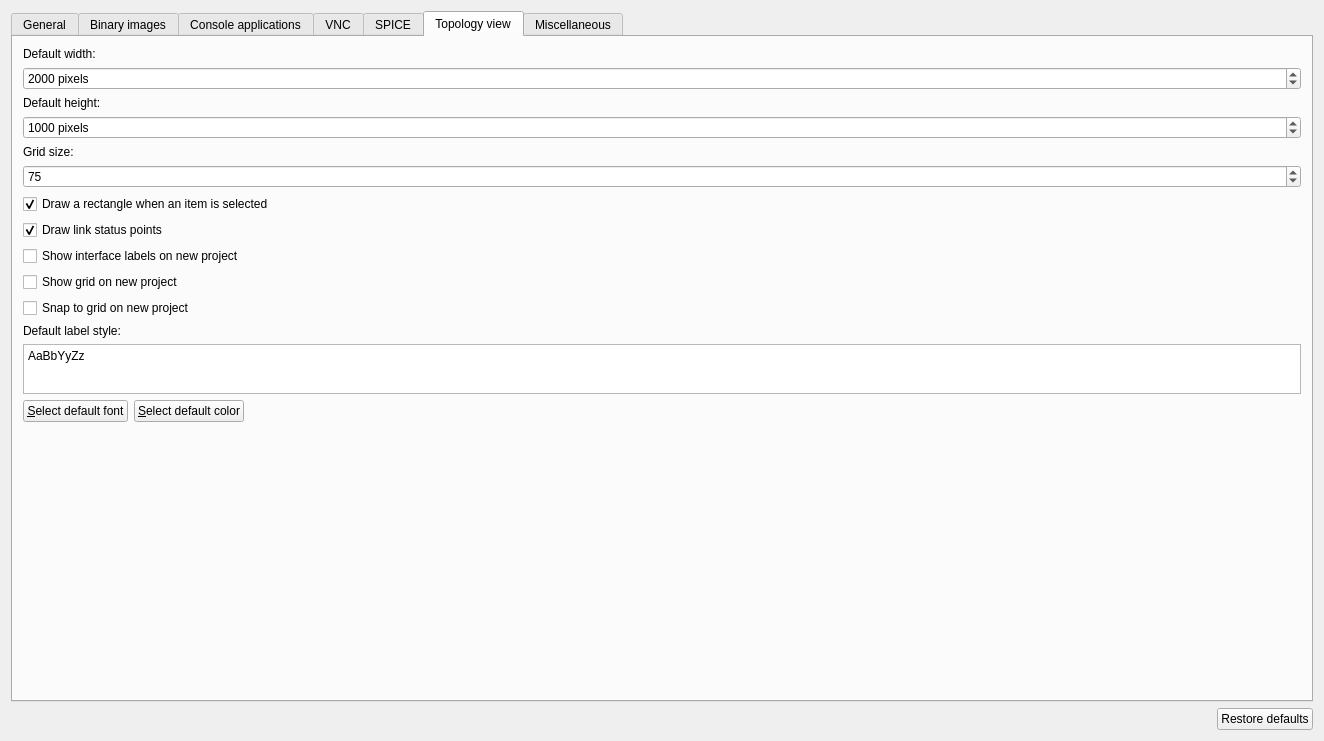
The window that gns3/ui/general_preferences_page.ui (GNS3/gns3-gui) describes before a commit, drawn with Qt 5.
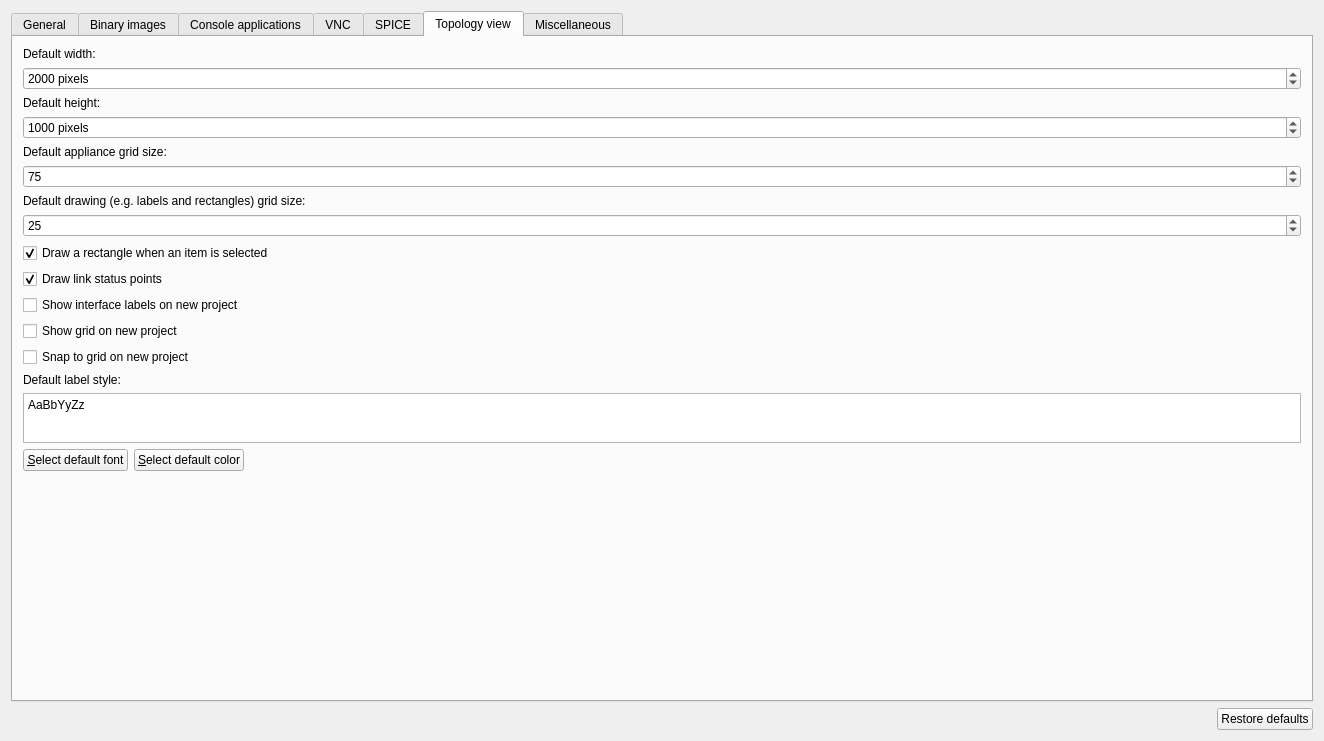
The same window after the commit. The open tabs and pages were chosen to show the change.

Commit message: Support for differing grid sizes for appliances and drawings. Requires corresponding commit on gns3-server.

Patch:
```diff
--- a/gns3/ui/general_preferences_page.ui
+++ b/gns3/ui/general_preferences_page.ui
@@ -647,7 +647,7 @@
        <property name="margin">
         <number>10</number>
        </property>
-       <item row="6" column="0" colspan="2">
+       <item row="8" column="0" colspan="2">
         <widget class="QCheckBox" name="uiRectangleSelectedItemCheckBox">
          <property name="text">
           <string>Draw a rectangle when an item is selected</string>
@@ -664,7 +664,7 @@
          </property>
         </widget>
        </item>
-       <item row="13" column="0" colspan="2">
+       <item row="15" column="0" colspan="2">
         <layout class="QHBoxLayout" name="horizontalLayout_5">
          <item>
           <widget class="QPushButton" name="uiDefaultLabelFontPushButton">
@@ -721,14 +721,14 @@
          </property>
         </widget>
        </item>
-       <item row="11" column="0">
+       <item row="13" column="0">
         <widget class="QLabel" name="uiLabelPreviewLabel">
          <property name="text">
           <string>Default label style:</string>
          </property>
         </widget>
        </item>
-       <item row="7" column="0">
+       <item row="9" column="0">
         <widget class="QCheckBox" name="uiDrawLinkStatusPointsCheckBox">
          <property name="text">
           <string>Draw link status points</string>
@@ -738,7 +738,7 @@
          </property>
         </widget>
        </item>
-       <item row="12" column="0" colspan="2">
+       <item row="14" column="0" colspan="2">
         <widget class="QPlainTextEdit" name="uiDefaultLabelStylePlainTextEdit">
          <property name="sizePolicy">
           <sizepolicy hsizetype="MinimumExpanding" vsizetype="Expanding">
@@ -760,7 +760,7 @@
          </property>
         </widget>
        </item>
-       <item row="14" column="0">
+       <item row="16" column="0">
         <spacer name="verticalSpacer_2">
          <property name="orientation">
           <enum>Qt::Vertical</enum>
@@ -792,21 +792,21 @@
          </property>
         </widget>
        </item>
-       <item row="8" column="0">
+       <item row="10" column="0">
         <widget class="QCheckBox" name="uiShowInterfaceLabelsOnNewProject">
          <property name="text">
           <string>Show interface labels on new project</string>
          </property>
         </widget>
        </item>
-       <item row="9" column="0">
+       <item row="11" column="0">
         <widget class="QCheckBox" name="uiShowGridOnNewProject">
          <property name="text">
           <string>Show grid on new project</string>
          </property>
         </widget>
        </item>
-       <item row="10" column="0">
+       <item row="12" column="0">
         <widget class="QCheckBox" name="uiSnapToGridOnNewProject">
          <property name="text">
           <string>Snap to grid on new project</string>
@@ -816,7 +816,7 @@
        <item row="4" column="0">
         <widget class="QLabel" name="uiGridSizeLabel">
          <property name="text">
-          <string>Grid size:</string>
+          <string>Default appliance grid size:</string>
          </property>
         </widget>
        </item>
@@ -836,6 +836,29 @@
          </property>
         </widget>
        </item>
+       <item row="6" column="0">
+        <widget class="QLabel" name="uiDrawingGridSizeLabel">
+         <property name="text">
+          <string>Default drawing (e.g. labels and rectangles) grid size:</string>
+         </property>
+        </widget>
+       </item>
+       <item row="7" column="0" colspan="2">
+        <widget class="QSpinBox" name="uiDrawingGridSizeSpinBox">
+         <property name="minimum">
+          <number>10</number>
+         </property>
+         <property name="maximum">
+          <number>100</number>
+         </property>
+         <property name="singleStep">
+          <number>10</number>
+         </property>
+         <property name="value">
+          <number>25</number>
+         </property>
+        </widget>
+       </item>
       </layout>
      </widget>
      <widget class="QWidget" name="uiMiscTab">
```
Left out of the diff: 6 changed lines with no effect on the pictures. The commit also changes 11 other files.
